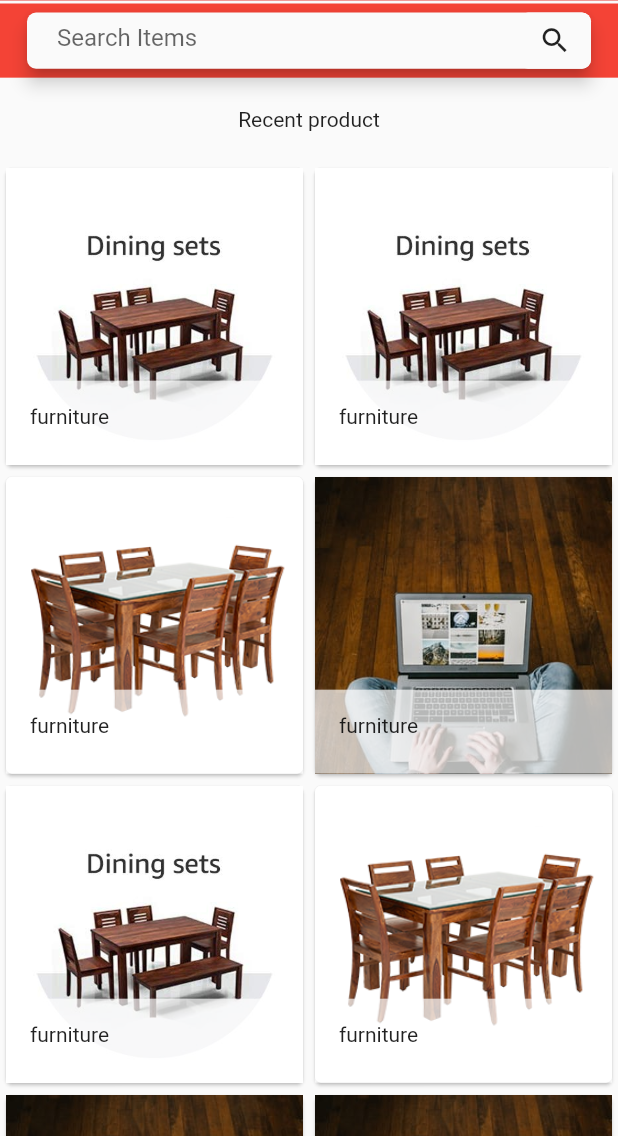
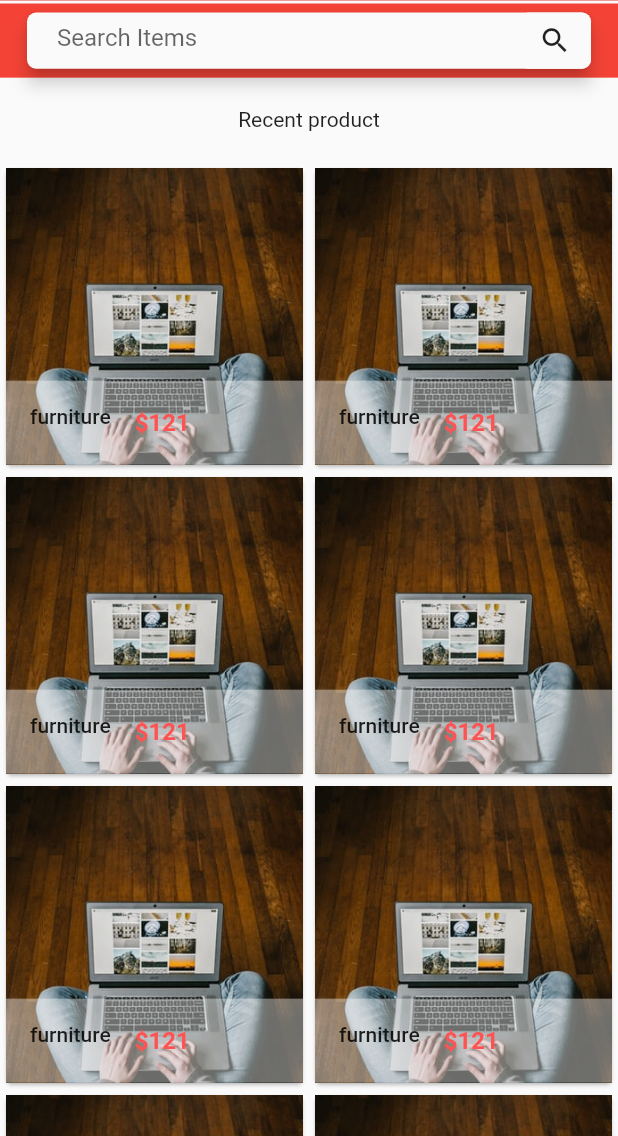
Before and after one commit to engida32/ar_assisted_ecommerce_mobile, a Flutter app: the screen it shows after launch, on a phone screen of 412 x 824 dp, the part 100-1236 px from its top. Run offline on Flutter 3.47's test engine with Material 2 defaults, Android fonts, the phone set to English and light mode, and no system bars; our stand-ins replace carousel_slider.

Commit message:
single product

```diff
--- a/lib/widgets/products.dart
+++ b/lib/widgets/products.dart
@@ -1,26 +1,29 @@
 import 'package:flutter/material.dart';
+import 'package:mobile/widgets/single_product.dart';
 
 class products extends StatefulWidget {
   @override
-  _productsState createState() => _productsState();
+  _productsState createState() {
+    return _productsState();
+  }
 }
 
 class _productsState extends State<products> {
   var product_list =[
     {
     "name":"furniture",
-    "picture":"assets/product/f2.jpg",
+    "picture":"assets/product/f4.jpeg",
     "price":"121"
     },
     {
     "name":"furniture",
 
-    "picture":"assets/product/fu1.jpg",
+    "picture":"assets/product/f4.jpeg",
     "price":"121"
     },
      {
     "name":"furniture",
-    "picture":"assets/product/f3.png",
+    "picture":"assets/product/f4.jpeg",
     "price":"121"
     },
      {
@@ -31,12 +34,12 @@ class _productsState extends State<products> {
 
     {
     "name":"furniture",
-    "picture":"assets/product/fu1.jpg",
+    "picture":"assets/product/f4.jpeg",
     "price":"121"
     },
      {
     "name":"furniture",
-    "picture":"assets/product/f3.png",
+    "picture":"assets/product/f4.jpeg",
     "price":"121"
     },
      {
@@ -67,35 +70,6 @@ class _productsState extends State<products> {
 
 }
 }
-class single_product  extends StatelessWidget {
-  final prod_name;
-  final prod_price;
-  final prod_picture;
 
-  single_product({
-    this.prod_name,
-    this.prod_picture,
-    this.prod_price,
-  });
-  @override
-  Widget build(BuildContext context) {
-    return Card(
-      child: Hero(tag:
-      prod_name,
-      child: InkWell(onTap: (){},
-      child: GridTile(
-        footer: Container(
-          color: Colors.white70,
-           child: ListTile(
-          leading: Text(prod_name, style: TextStyle( fontWeight: FontWeight.normal),),
-        )),
-        child: Image.asset(prod_picture, fit: BoxFit.cover,),
-        ),
-       )),
-
-
-    );
-  }
-}
 // security
 //AR
--- /dev/null
+++ b/lib/widgets/single_product.dart
@@ -0,0 +1,36 @@
+import 'package:flutter/material.dart';
+
+class single_product  extends StatelessWidget {
+  final prod_name;
+  final prod_price;
+  final prod_picture;
+
+
+  single_product({
+    this.prod_name,
+    this.prod_picture,
+    this.prod_price,
+  });
+  @override
+  Widget build(BuildContext context) {
+    return Card(
+      child: Hero(tag:
+      prod_name,
+      child: InkWell(
+        onTap: (){},
+      child: GridTile(
+        footer: Container(
+          color: Colors.white.withOpacity(0.4),
+           child: ListTile(
+          leading: Text(prod_name, style: TextStyle( fontWeight: FontWeight.w500 ),),
+          title: Text("\$$prod_price",
+          style: TextStyle(color: Colors.redAccent,fontWeight: FontWeight.w700),),
+        )),
+        child: Image.asset(prod_picture, fit: BoxFit.cover,),
+        ),
+       )),
+
+
+    );
+  }
+}
```
Also changed, not shown: lib/pages/product.dart (added), lib/pages/product_detail.dart (added).
